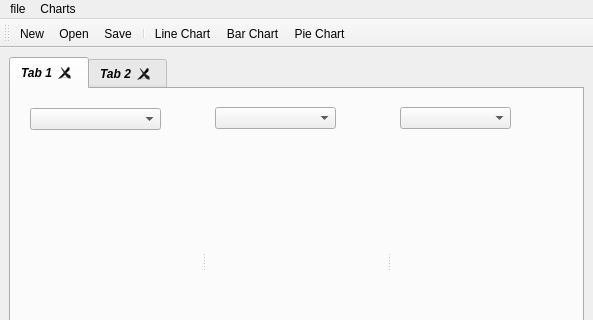
Old version of the form untitled9/mainwindow.ui in the repository ravindra579/Qt; both pictures show x 0 to 593 and y 0 to 320 of the 593 by 465 pixel window.
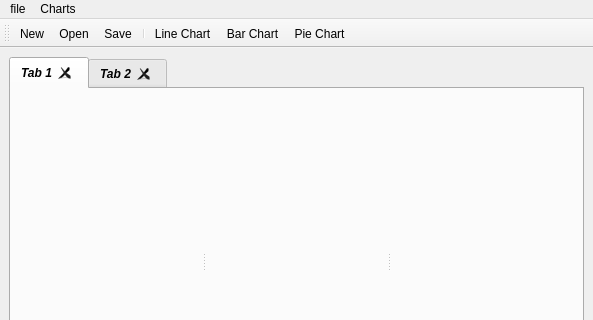
New version of the form. The open tabs and pages were chosen to show the change. Icons and pictures are not drawn.

The edit to the form file:
```diff
--- a/untitled9/mainwindow.ui
+++ b/untitled9/mainwindow.ui
@@ -51,42 +51,9 @@
             <property name="orientation">
              <enum>Qt::Horizontal</enum>
             </property>
-            <widget class="QFrame" name="gridFrame">
-             <widget class="QComboBox" name="comboBox">
-              <property name="geometry">
-               <rect>
-                <x>10</x>
-                <y>10</y>
-                <width>131</width>
-                <height>22</height>
-               </rect>
-              </property>
-             </widget>
-            </widget>
-            <widget class="QFrame" name="gridFrame1">
-             <widget class="QComboBox" name="comboBox_2">
-              <property name="geometry">
-               <rect>
-                <x>9</x>
-                <y>9</y>
-                <width>121</width>
-                <height>22</height>
-               </rect>
-              </property>
-             </widget>
-            </widget>
-            <widget class="QFrame" name="gridFrame">
-             <widget class="QComboBox" name="comboBox_3">
-              <property name="geometry">
-               <rect>
-                <x>9</x>
-                <y>9</y>
-                <width>111</width>
-                <height>22</height>
-               </rect>
-              </property>
-             </widget>
-            </widget>
+            <widget class="QFrame" name="gridFrame"/>
+            <widget class="QFrame" name="gridFrame1"/>
+            <widget class="QFrame" name="gridFrame"/>
            </widget>
           </item>
          </layout>
```
